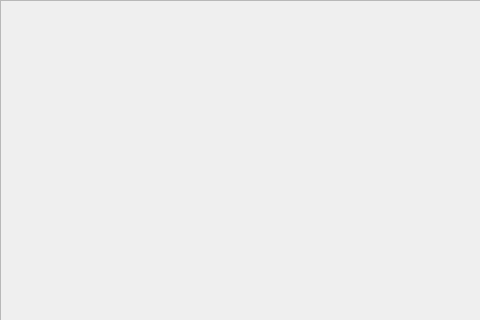
The window that widget.ui (Tyuerl/FruitNinja_) describes before a commit, drawn with Qt 5; both pictures show x 0 to 480 and y 0 to 320 of the 1024 by 576 pixel window.
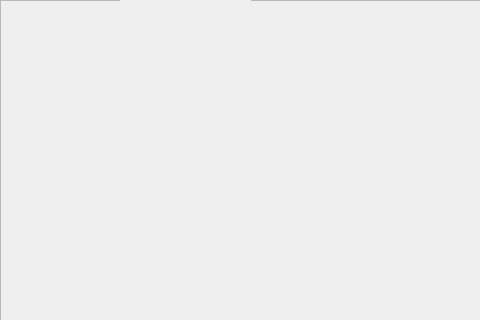
The same window after the commit.

Patch:
```diff
--- a/widget.ui
+++ b/widget.ui
@@ -34,6 +34,9 @@
   <property name="windowTitle">
    <string>Widget</string>
   </property>
+  <property name="autoFillBackground">
+   <bool>true</bool>
+  </property>
   <widget class="QGraphicsView" name="graphicsView">
    <property name="enabled">
     <bool>false</bool>
@@ -64,13 +67,16 @@
      <height>576</height>
     </size>
    </property>
+   <property name="autoFillBackground">
+    <bool>true</bool>
+   </property>
   </widget>
   <widget class="QLabel" name="hp">
    <property name="geometry">
     <rect>
-     <x>140</x>
+     <x>120</x>
      <y>0</y>
-     <width>121</width>
+     <width>131</width>
      <height>31</height>
     </rect>
    </property>
@@ -79,6 +85,9 @@
      <pointsize>20</pointsize>
     </font>
    </property>
+   <property name="autoFillBackground">
+    <bool>true</bool>
+   </property>
    <property name="text">
     <string/>
    </property>
@@ -86,7 +95,7 @@
   <widget class="QLabel" name="points">
    <property name="geometry">
     <rect>
-     <x>140</x>
+     <x>120</x>
      <y>30</y>
      <width>131</width>
      <height>41</height>
```
